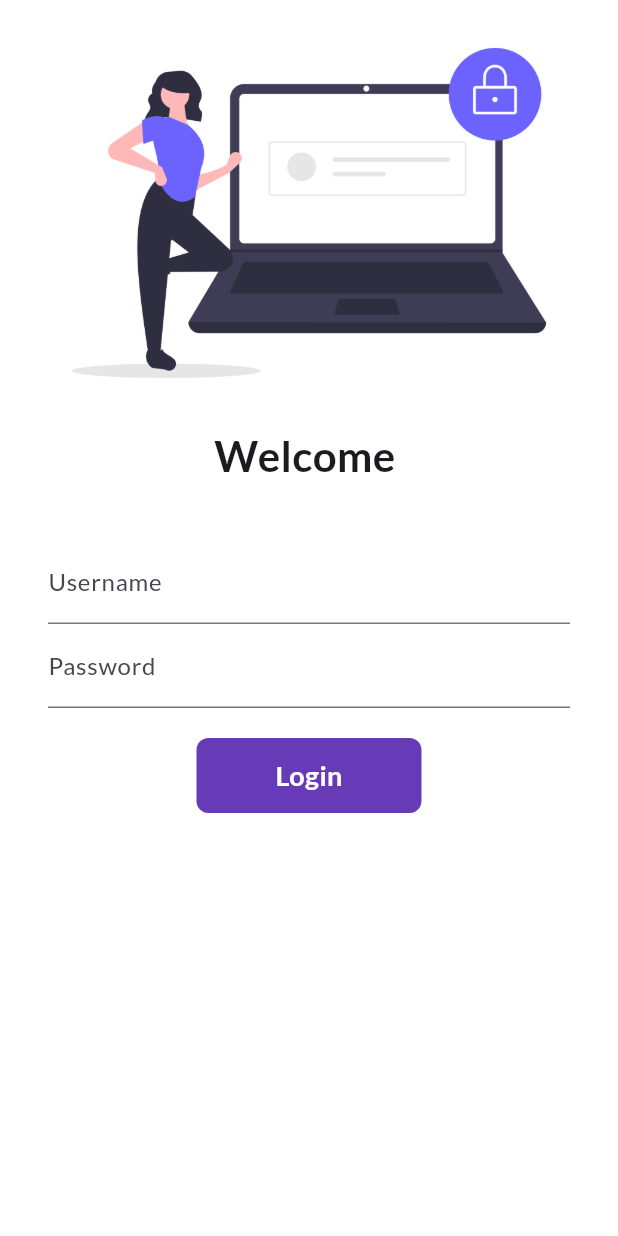
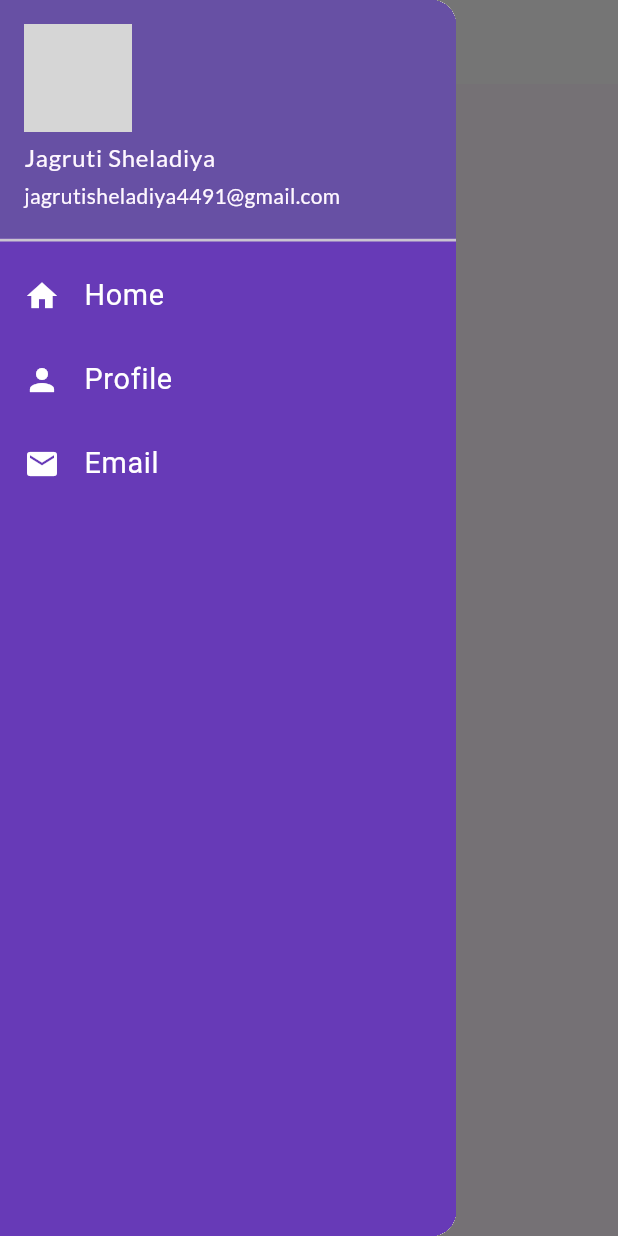
Before and after one commit to Jagu4491/first_app, a Flutter app: the screen it shows after launch, with the side drawer open (before the commit the screen has no drawer), on a phone screen of 412 x 824 dp. Run offline on Flutter 3.47's test engine with Material 3 defaults, Android fonts, the phone set to English and light mode, and no system bars; our stand-ins replace google_fonts; network calls fail; grey boxes are pictures that could not be loaded.

Commit message:
themeadded

```diff
--- a/lib/main.dart
+++ b/lib/main.dart
@@ -1,4 +1,5 @@
 import 'package:first_app/utils/routes.dart';
+import 'package:first_app/widget/themes.dart';
 import 'package:flutter/material.dart';
 import 'pages/home_page.dart';
 import 'pages/login_page.dart';
@@ -9,23 +10,17 @@ void main() {
 }
 
 class MyApp extends StatelessWidget {
-   MyApp({super.key});
+  MyApp({super.key});
 
   @override
   Widget build(BuildContext context) {
     return MaterialApp(
       themeMode: ThemeMode.light,
-      theme: ThemeData(
-        primarySwatch: Colors.deepPurple,
-        fontFamily: GoogleFonts.lato().fontFamily
-        //primaryTextTheme: GoogleFonts.latoTextTheme()
-      ),
-      darkTheme: ThemeData(
-        brightness: Brightness.dark
-      ),
-      initialRoute: "/",
+      theme: MyTheme.lightTheme(context),
+      darkTheme: MyTheme.darkTheme(context),
+      initialRoute: MyRoutes.homeRoute,
       routes: {
-        "/":(context) =>LoginPage(),
+        "/": (context) => LoginPage(),
         MyRoutes.homeRoute: (context) => HomePage(),
         MyRoutes.loginRoute: (context) => LoginPage()
       },
--- a/lib/pages/home_page.dart
+++ b/lib/pages/home_page.dart
@@ -1,3 +1,4 @@
+import 'package:first_app/widget/drawer.dart';
 import 'package:flutter/material.dart';
 
 class HomePage extends StatelessWidget {
@@ -5,8 +6,12 @@ class HomePage extends StatelessWidget {
 
   @override
   Widget build(BuildContext context) {
-    return Material(
-
+    return Scaffold(
+      appBar: AppBar(
+        title: Center(child: Text('Catlog App')),
+      ),
+      body: Text('hello'),
+      drawer: MyDrawer(),
     );
   }
 }
--- a/lib/pages/login_page.dart
+++ b/lib/pages/login_page.dart
@@ -12,35 +12,46 @@ class _LoginPageState extends State<LoginPage> {
   String name = "";
   bool changeButton = false;
 
+  final _formKey = GlobalKey<FormState>();
+
+  moveToHome(BuildContext context) async {
+    if (_formKey.currentState!.validate()) {
+      setState(() {
+        changeButton = true;
+      });
+      await Future.delayed(Duration(seconds: 1));
+      await Navigator.pushNamed(context, MyRoutes.homeRoute);
+      setState(() {
+        changeButton = false;
+      });
+    }
+  }
+
   @override
   Widget build(BuildContext context) {
     return Material(
       color: Colors.white,
       child: SingleChildScrollView(
-        child: Column(
-          children: [
-          Image.asset(
-            'assets/images/login.png',
-            fit: BoxFit.cover
-            ),
+        child: Form(
+          key: _formKey,
+          child: Column(children: [
+            Image.asset('assets/images/login.png', fit: BoxFit.cover),
             Text('Welcome $name',
-            style: TextStyle(
-              fontSize: 28,
-              fontWeight: FontWeight.bold
-              )
-            ),
+                style: TextStyle(fontSize: 28, fontWeight: FontWeight.bold)),
             SizedBox(height: 20),
             Padding(
               padding:
-                const EdgeInsets.symmetric(
-                  vertical: 16.0, horizontal: 32.0),
-            child: Column(
-              children: [
+                  const EdgeInsets.symmetric(vertical: 16.0, horizontal: 32.0),
+              child: Column(children: [
                 TextFormField(
                   decoration: InputDecoration(
-                  hintText: "Enter Username",
-                  labelText: "Username"
-                ),
+                      hintText: "Enter Username", labelText: "Username"),
+                  validator: (value) {
+                    if (value!.isEmpty) {
+                      return "Plase Enter User Name";
+                    }
+                    return null;
+                  },
                   onChanged: (value) {
                     name = value;
                     setState(() {});
@@ -49,18 +60,22 @@ class _LoginPageState extends State<LoginPage> {
                 TextFormField(
                   obscureText: true,
                   decoration: InputDecoration(
-                  hintText: "Enter Password",
-                  labelText: "Password"),
+                      hintText: "Enter Password", labelText: "Password"),
+                  validator: (value) {
+                    if (value!.isEmpty) {
+                      return "Please Enter Password";
+                    } else if (value.length < 6) {
+                      return "Password length should be atleast 6 digit";
+                    }
+                    return null;
+                  },
                 ),
                 SizedBox(height: 20),
-              InkWell(
-                onTap: () async {
-                  setState(() {
-                    changeButton = true;
-                  });
-                  await Future.delayed(Duration(seconds: 1));
-                  Navigator.pushNamed(context, MyRoutes.homeRoute);
-                },
+                Material(
+                  color: Colors.deepPurple,
+                  borderRadius: BorderRadius.circular(changeButton ? 50 : 8),
+                  child: InkWell(
+                    onTap: () => moveToHome(context),
                     child: AnimatedContainer(
                       duration: Duration(seconds: 1),
                       width: changeButton ? 50 : 150,
@@ -75,15 +90,14 @@ class _LoginPageState extends State<LoginPage> {
                                   fontWeight: FontWeight.bold,
                                   fontSize: 18),
                             ),
-                  decoration: BoxDecoration(
-                      color: Colors.deepPurple,
-                      borderRadius:BorderRadius.circular(changeButton ? 50 : 8)),
+                    ),
                   ),
                 )
               ]),
             ),
           ]),
         ),
+      ),
     );
   }
 }
--- /dev/null
+++ b/lib/widget/drawer.dart
@@ -0,0 +1,55 @@
+import 'package:flutter/material.dart';
+
+class MyDrawer extends StatelessWidget {
+  const MyDrawer({super.key});
+
+  @override
+  Widget build(BuildContext context) {
+    final imageUrl =
+        "https://buffer.com/cdn-cgi/image/w=1000,fit=contain,q=90,f=auto/library/content/images/size/w600/2023/10/free-images.jpg";
+    return Drawer(
+      child: Container(
+        color: Colors.deepPurple,
+        child: ListView(
+          padding: EdgeInsets.zero,
+          children: [
+            DrawerHeader(
+                padding: EdgeInsets.zero,
+                child: UserAccountsDrawerHeader(
+                  margin: EdgeInsets.zero,
+                  accountName: Text('Jagruti Sheladiya'),
+                  accountEmail: Text('jagrutisheladiya4491@gmail.com'),
+                  currentAccountPicture: CircleAvatar(
+                    backgroundImage: NetworkImage(imageUrl),
+                  ),
+                )),
+            ListTile(
+              leading: Icon(
+                Icons.home,
+                color: Colors.white,
+              ),
+              title: Text("Home",
+                  textScaleFactor: 1.2, style: TextStyle(color: Colors.white)),
+            ),
+            ListTile(
+              leading: Icon(
+                Icons.person,
+                color: Colors.white,
+              ),
+              title: Text("Profile",
+                  textScaleFactor: 1.2, style: TextStyle(color: Colors.white)),
+            ),
+            ListTile(
+              leading: Icon(
+                Icons.mail,
+                color: Colors.white,
+              ),
+              title: Text("Email",
+                  textScaleFactor: 1.2, style: TextStyle(color: Colors.white)),
+            ),
+          ],
+        ),
+      ),
+    );
+  }
+}
--- /dev/null
+++ b/lib/widget/themes.dart
@@ -0,0 +1,16 @@
+import 'package:flutter/material.dart';
+import 'package:google_fonts/google_fonts.dart';
+
+class MyTheme {
+  static ThemeData lightTheme(BuildContext context) => ThemeData(
+    primarySwatch: Colors.deepPurple,
+    fontFamily: GoogleFonts.lato().fontFamily,
+    appBarTheme: AppBarTheme(color: Colors.white),
+    textTheme: Theme.of(context).textTheme
+    //primaryTextTheme: GoogleFonts.latoTextTheme()
+  );
+
+  static ThemeData darkTheme(BuildContext context) => ThemeData(
+    brightness: Brightness.dark
+  );
+}
```
Lines whose indentation alone changed are shown as unchanged.
